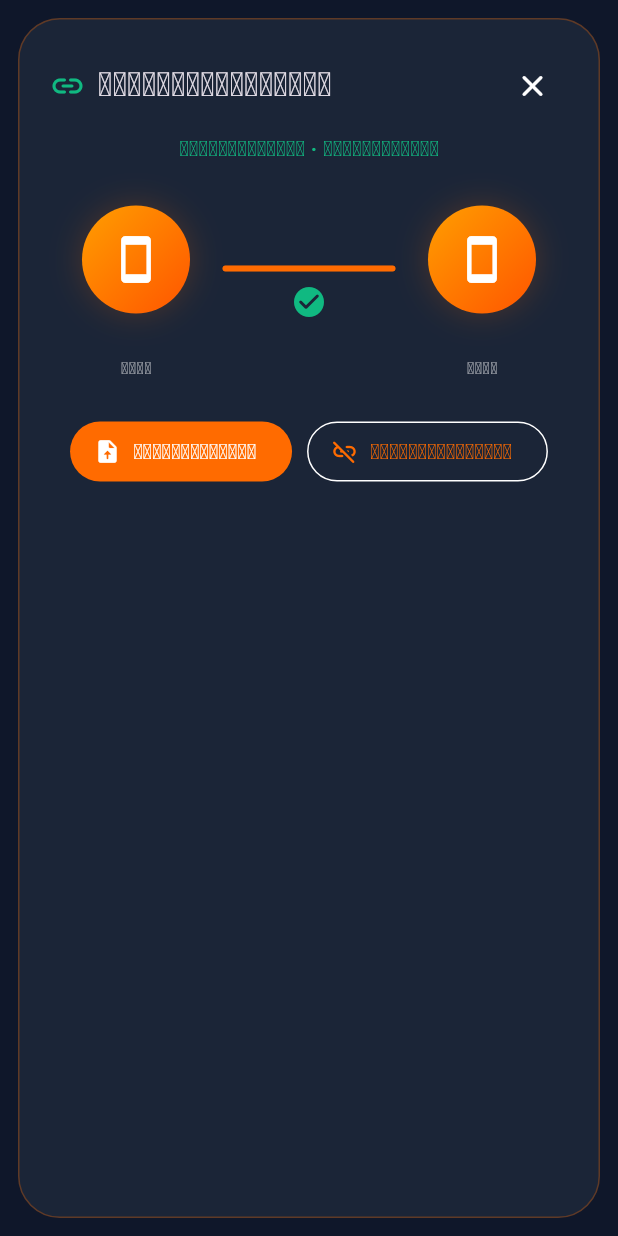
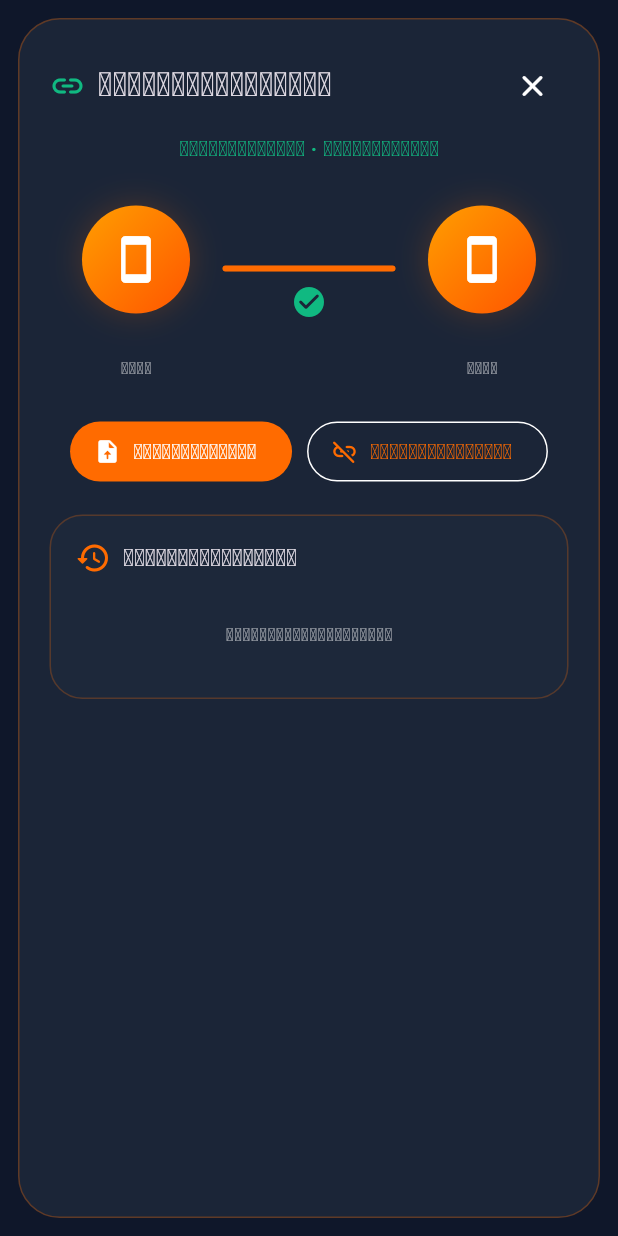
Before and after one commit to sorndev89/yonfile, a Flutter app: the ConnectionScreen widget shown alone on an empty page, opened directly with empty values, on a phone screen of 412 x 824 dp. Run offline on Flutter 3.47's test engine with Material 3 defaults, Android fonts, the phone set to English and light mode, and no system bars; our stand-ins replace file_picker, google_fonts, qr_flutter, shared_preferences; missing offline and left inert: desktop_drop, flutter_webrtc, mobile_scanner; accounts and stored records are empty; network calls fail.

Commit message:
feat: show transfer history when connected

```diff
--- a/apps/web_client/lib/ui/screens/connection_screen.dart
+++ b/apps/web_client/lib/ui/screens/connection_screen.dart
@@ -5,6 +5,7 @@ import '../../models/file_transfer_state.dart';
 import '../../models/incoming_file_offer.dart';
 import '../../models/peer_device.dart';
 import '../widgets/transfer_sheet.dart';
+import '../widgets/transfer_history_card.dart';
 
 /// Active peer session UI: connected devices, pending offers and transfers.
 class ConnectionScreen extends StatelessWidget {
@@ -20,6 +21,7 @@ class ConnectionScreen extends StatelessWidget {
     required this.onAccept,
     required this.onReject,
     required this.onCancelTransfer,
+    this.showHistory = true,
   });
 
   final PeerDevice self;
@@ -32,11 +34,13 @@ class ConnectionScreen extends StatelessWidget {
   final ValueChanged<String> onAccept;
   final ValueChanged<String> onReject;
   final ValueChanged<String> onCancelTransfer;
+  final bool showHistory;
 
   @override
   Widget build(BuildContext context) {
     final isDark = Theme.of(context).brightness == Brightness.dark;
     final activeTransfer = transfers.where((transfer) => transfer.isActive);
+    final activeTransfers = activeTransfer.toList(growable: false);
     final label = activeTransfer.isEmpty
         ? 'ເຊື່ອມຕໍ່ແລ້ວ · ພ້ອມສົ່ງໄຟລ໌'
         : activeTransfer.first.status == TransferStatus.offering
@@ -165,7 +169,7 @@ class ConnectionScreen extends StatelessWidget {
                   onReject: () => onReject(offer.id),
                 ),
             ],
-            if (transfers.isNotEmpty) ...[
+            if (activeTransfers.isNotEmpty) ...[
               const SizedBox(height: 20),
               Text(
                 'ສະຖານະການໂອນໄຟລ໌',
@@ -175,10 +179,14 @@ class ConnectionScreen extends StatelessWidget {
               ),
               const SizedBox(height: 10),
               TransferSheet(
-                transfers: transfers,
+                transfers: activeTransfers,
                 onCancel: onCancelTransfer,
                 showHeader: false,
               ),
+            ],
+            if (showHistory) ...[
+              const SizedBox(height: 18),
+              TransferHistoryCard(transfers: transfers),
             ],
           ],
         ),
--- /dev/null
+++ b/apps/web_client/lib/ui/widgets/transfer_history_card.dart
@@ -0,0 +1,159 @@
+import 'package:flutter/material.dart';
+
+import '../../core/theme/yon_theme.dart';
+import '../../models/file_transfer_state.dart';
+
+/// Compact list of recent finished transfers for the connected-device view.
+class TransferHistoryCard extends StatelessWidget {
+  const TransferHistoryCard({
+    super.key,
+    required this.transfers,
+    this.maxItems = 6,
+  });
+
+  final List<FileTransferState> transfers;
+  final int maxItems;
+
+  @override
+  Widget build(BuildContext context) {
+    final isDark = Theme.of(context).brightness == Brightness.dark;
+    final history = transfers
+        .where(
+          (transfer) =>
+              transfer.status == TransferStatus.completed ||
+              transfer.status == TransferStatus.failed ||
+              transfer.status == TransferStatus.cancelled,
+        )
+        .take(maxItems)
+        .toList(growable: false);
+
+    return Container(
+      padding: const EdgeInsets.all(16),
+      decoration: BoxDecoration(
+        color: isDark
+            ? YonTheme.slateDarkCard.withValues(alpha: 0.8)
+            : Colors.white,
+        borderRadius: BorderRadius.circular(22),
+        border: Border.all(color: YonTheme.yonOrange.withValues(alpha: 0.25)),
+      ),
+      child: Column(
+        crossAxisAlignment: CrossAxisAlignment.start,
+        children: [
+          Row(
+            children: [
+              const Icon(Icons.history_rounded, color: YonTheme.yonOrange),
+              const SizedBox(width: 8),
+              Expanded(
+                child: Text(
+                  'ປະຫວັດການໂອນໄຟລ໌',
+                  style: Theme.of(context).textTheme.titleMedium?.copyWith(
+                    fontWeight: FontWeight.w700,
+                  ),
+                ),
+              ),
+              if (history.isNotEmpty)
+                Text(
+                  '${history.length}',
+                  style: TextStyle(
+                    color: isDark ? Colors.white54 : Colors.black54,
+                    fontFeatures: const [FontFeature.tabularFigures()],
+                  ),
+                ),
+            ],
+          ),
+          const SizedBox(height: 12),
+          if (history.isEmpty)
+            Padding(
+              padding: const EdgeInsets.symmetric(vertical: 18),
+              child: Center(
+                child: Text(
+                  'ຍັງບໍ່ມີປະຫວັດການໂອນ',
+                  style: TextStyle(
+                    color: isDark ? Colors.white54 : Colors.black45,
+                    fontSize: 12,
+                  ),
+                ),
+              ),
+            )
+          else
+            for (var index = 0; index < history.length; index++) ...[
+              if (index > 0)
+                Divider(
+                  height: 14,
+                  color: isDark ? Colors.white12 : Colors.black12,
+                ),
+              _HistoryRow(transfer: history[index]),
+            ],
+        ],
+      ),
+    );
+  }
+}
+
+class _HistoryRow extends StatelessWidget {
+  const _HistoryRow({required this.transfer});
+
+  final FileTransferState transfer;
+
+  @override
+  Widget build(BuildContext context) {
+    final isDark = Theme.of(context).brightness == Brightness.dark;
+    final color = switch (transfer.status) {
+      TransferStatus.completed => YonTheme.emeraldGreen,
+      TransferStatus.failed => YonTheme.roseRed,
+      TransferStatus.cancelled => isDark ? Colors.white54 : Colors.black45,
+      _ => YonTheme.yonOrange,
+    };
+    final icon = switch (transfer.status) {
+      TransferStatus.completed => Icons.check_circle_rounded,
+      TransferStatus.failed => Icons.error_rounded,
+      TransferStatus.cancelled => Icons.cancel_rounded,
+      _ => Icons.help_rounded,
+    };
+    final status = switch (transfer.status) {
+      TransferStatus.completed => 'ສຳເລັດ',
+      TransferStatus.failed => 'ລົ້ມເຫຼວ',
+      TransferStatus.cancelled => 'ຍົກເລີກ',
+      _ => '',
+    };
+
+    return Row(
+      children: [
+        Icon(icon, color: color, size: 19),
+        const SizedBox(width: 9),
+        Expanded(
+          child: Column(
+            crossAxisAlignment: CrossAxisAlignment.start,
+            children: [
+              Text(
+                transfer.fileName,
+                maxLines: 1,
+                overflow: TextOverflow.ellipsis,
+                style: const TextStyle(fontWeight: FontWeight.w600),
+              ),
+              const SizedBox(height: 2),
+              Text(
+                '${transfer.direction == TransferDirection.send ? 'ຫາ' : 'ຈາກ'} ${transfer.peerName} · ${transfer.readableSize}',
+                maxLines: 1,
+                overflow: TextOverflow.ellipsis,
+                style: TextStyle(
+                  fontSize: 11,
+                  color: isDark ? Colors.white54 : Colors.black54,
+                ),
+              ),
+            ],
+          ),
+        ),
+        const SizedBox(width: 8),
+        Text(
+          status,
+          style: TextStyle(
+            color: color,
+            fontSize: 11,
+            fontWeight: FontWeight.w700,
+          ),
+        ),
+      ],
+    );
+  }
+}
```
Also changed, not shown: apps/web_client/lib/ui/screens/home_screen.dart (+21 -3 lines).
